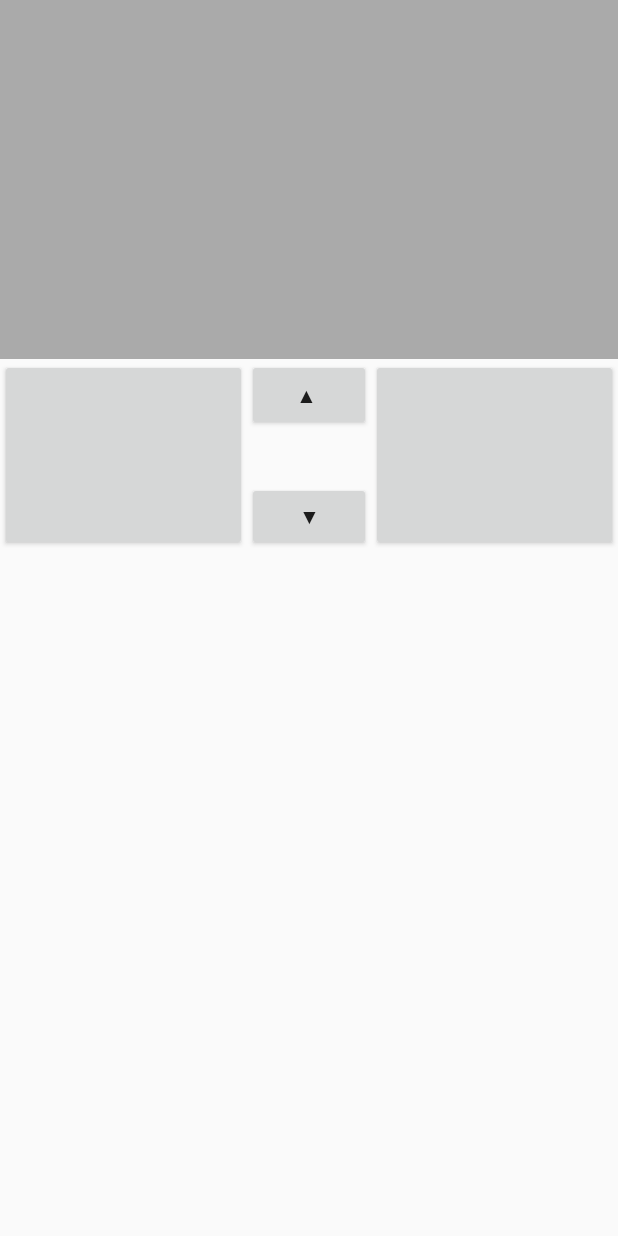
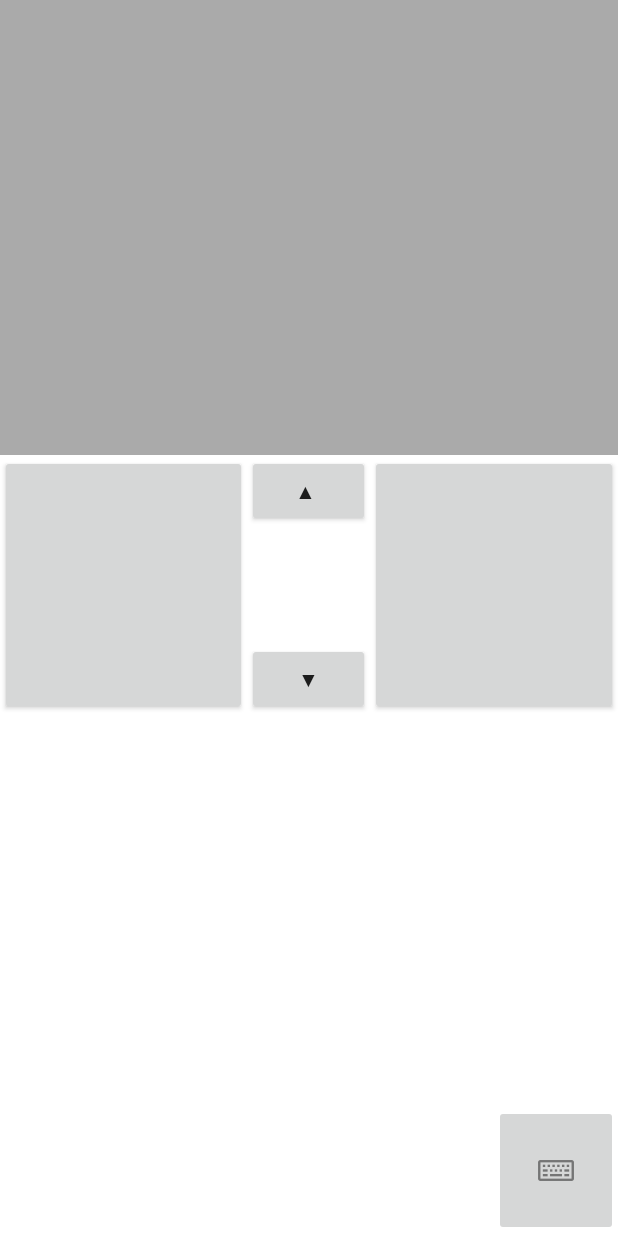
Before and after one commit to excelsi0r/SteamLinkBluetoothKeybordMouseCompanion, an Android app: the screen it shows after launch (TestMousepadKeyboard), on a phone screen of 412 x 824 dp. Run offline under Robolectric (Android 15) with nearby library versions, the phone set to English and light mode, and no system bars.

Commit message:
revamped layout, created keyboard button with image and created keyboard driver

```diff
--- a/client/SteamLinkController/app/src/main/res/layout/activity_test_mousepad_keyboard.xml
+++ b/client/SteamLinkController/app/src/main/res/layout/activity_test_mousepad_keyboard.xml
@@ -4,32 +4,41 @@
     xmlns:tools="http://schemas.android.com/tools"
     android:layout_width="match_parent"
     android:layout_height="match_parent"
+    android:background="@android:color/white"
     android:orientation="vertical"
     tools:context=".activities.TestMousepadKeyboard">
 
-    <ImageView
-        android:id="@+id/imageView"
+    <LinearLayout
         android:layout_width="match_parent"
-        android:layout_height="239dp"
-        app:srcCompat="@android:color/darker_gray"
-        tools:srcCompat="@android:color/darker_gray" />
+        android:layout_height="0dp"
+        android:layout_weight="7">
+
+        <ImageView
+            android:id="@+id/imageView"
+            android:layout_width="match_parent"
+            android:layout_height="match_parent"
+            app:srcCompat="@android:color/darker_gray"
+            tools:srcCompat="@android:color/darker_gray" />
+
+    </LinearLayout>
+
 
     <LinearLayout
         android:layout_width="match_parent"
-        android:layout_height="128dp"
+        android:layout_height="0dp"
+        android:layout_weight="4"
         android:orientation="horizontal">
 
         <Button
             android:id="@+id/left_mouse"
-            android:layout_width="wrap_content"
+            android:layout_width="0dp"
             android:layout_height="match_parent"
-            android:layout_weight="1" />
+            android:layout_weight="4" />
 
-        <LinearLayout
-            android:layout_width="6dp"
+        <RelativeLayout
+            android:layout_width="0dp"
             android:layout_height="match_parent"
-            android:layout_weight="1"
-            android:orientation="vertical">
+            android:layout_weight="2">
 
             <Button
                 android:id="@+id/mouseUp"
@@ -37,22 +46,57 @@
                 android:layout_height="wrap_content"
                 android:text="▲ " />
 
-            <Space
-                android:layout_width="match_parent"
-                android:layout_height="34dp" />
-
             <Button
                 android:id="@+id/mouseDown"
                 android:layout_width="match_parent"
                 android:layout_height="wrap_content"
+                android:layout_alignParentStart="true"
+                android:layout_alignParentBottom="true"
                 android:text="▼" />
 
-        </LinearLayout>
+        </RelativeLayout>
 
         <Button
             android:id="@+id/right_mouse"
-            android:layout_width="wrap_content"
+            android:layout_width="0dp"
             android:layout_height="match_parent"
-            android:layout_weight="1" />
+            android:layout_weight="4" />
+
     </LinearLayout>
+
+
+    <Space
+        android:layout_width="match_parent"
+        android:layout_height="0dp"
+        android:layout_weight="6" />
+
+    <LinearLayout
+        android:layout_width="match_parent"
+        android:layout_height="0dp"
+        android:layout_weight="2"
+        android:orientation="horizontal">
+
+        <Space
+            android:layout_width="0dp"
+            android:layout_height="match_parent"
+            android:layout_weight="8" />
+
+        <ImageButton
+            android:id="@+id/keyboardButton"
+            android:layout_width="0dp"
+            android:layout_height="match_parent"
+            android:layout_weight="2"
+            app:srcCompat="@drawable/ic_keyboard" />
+    </LinearLayout>
+
+    <EditText
+        android:id="@+id/dummyText"
+        android:layout_width="match_parent"
+        android:layout_height="0dp"
+        android:layout_weight="0"
+        android:inputType="textVisiblePassword"
+        android:imeOptions="actionPrevious"
+        android:visibility="visible"/>
+
+
 </LinearLayout>
--- a/client/SteamLinkController/app/src/main/res/values/colors.xml
+++ b/client/SteamLinkController/app/src/main/res/values/colors.xml
@@ -1,6 +1,6 @@
 <?xml version="1.0" encoding="utf-8"?>
 <resources>
     <color name="colorPrimary">#3F51B5</color>
-    <color name="colorPrimaryDark">#303F9F</color>
+    <color name="colorPrimaryDark">#3F30B5</color>
     <color name="colorAccent">#FF4081</color>
 </resources>
```
Also changed, not shown: client/SteamLinkController/app/src/main/java/nuno/steamlinkcontroller/activities/TestMousepadKeyboard.java (+151 -31 lines), client/SteamLinkController/app/src/main/res/drawable-hdpi/ic_keyboard.png (added), client/SteamLinkController/app/src/main/res/drawable-mdpi/ic_keyboard.png (added), client/SteamLinkController/app/src/main/res/drawable-xhdpi/ic_keyboard.png (added), client/SteamLinkController/app/src/main/res/drawable-xxhdpi/ic_keyboard.png (added), client/SteamLinkController/app/src/main/res/drawable-xxxhdpi/ic_keyboard.png (added).
